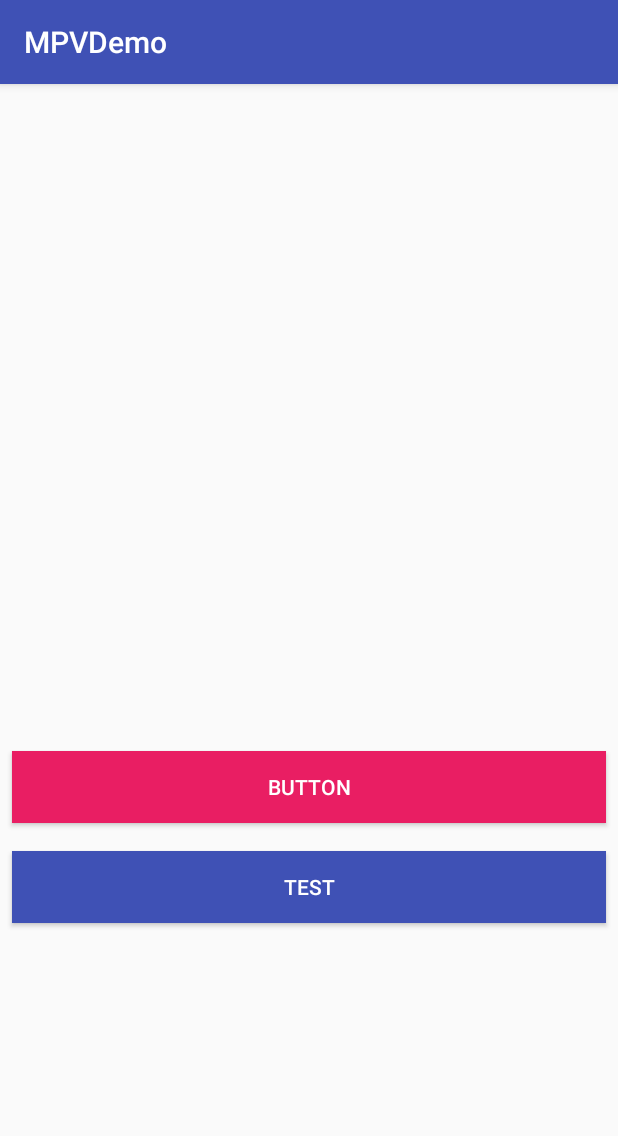
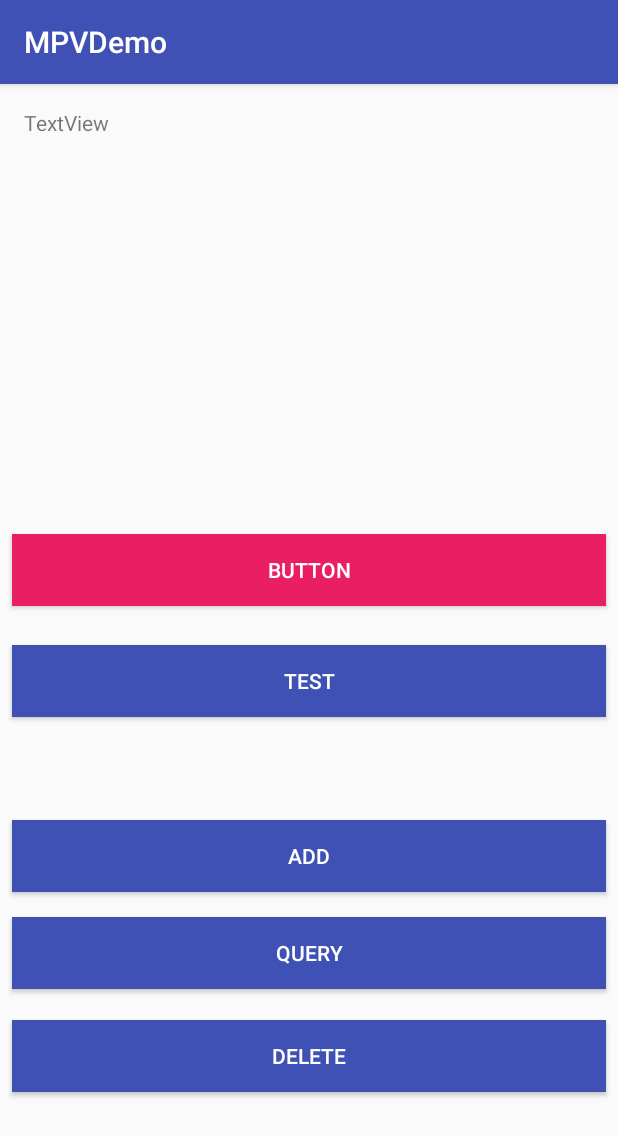
Before and after one commit to fylder/Book, an Android app: the BookActivity screen opened directly, with no data from a screen before it, on a phone screen of 412 x 824 dp. Shown: the top 1136 px of the screen. Run offline under Robolectric (Android 15) with nearby library versions, the phone set to English and light mode, and no system bars; our stand-ins replace ButterKnife; libraries missing offline, so code that uses them is left out: com.alibaba.android, com.orhanobut.logger, com.roger.catloadinglibrary, com.tbruyelle.rxpermissions2, com.trello.rxlifecycle2; 1 statement that could not run was skipped.

```diff
--- a/app/src/main/java/fylder/book/demo/BookActivity.kt
+++ b/app/src/main/java/fylder/book/demo/BookActivity.kt
@@ -5,8 +5,8 @@ import com.alibaba.android.arouter.facade.annotation.Route
 import com.alibaba.android.arouter.launcher.ARouter
 import com.trello.rxlifecycle2.components.support.RxAppCompatActivity
 import fylder.book.demo.di.component.DaggerBookComponent
-import fylder.book.demo.mpv.contract.BookContract
-import fylder.book.demo.mpv.presenter.BookPresenter
+import fylder.book.demo.mvp.contract.BookContract
+import fylder.book.demo.mvp.presenter.BookPresenter
 import fylder.book.lib.app.BaseApplication
 import fylder.book.lib.base.BaseActivity
 import fylder.book.lib.config.router.RouterConfig
@@ -21,18 +21,21 @@ class BookActivity : BaseActivity<BookPresenter>(), BookContract.View {
 
     override fun initViews() {
         DaggerBookComponent.builder()
-            .appComponent(BaseApplication.instance.component)
-            .view(this)
-            .build()
-            .inject(this)
+                .appComponent(BaseApplication.instance.component)
+                .view(this)
+                .build()
+                .inject(this)
 
         book_btn.setOnClickListener {
             mPresenter.http()
         }
         book_test_btn.setOnClickListener {
             ARouter.getInstance().build(RouterConfig.USER_LOGIN)
-                .navigation(this)
+                    .navigation(this)
         }
+        book_add_btn.setOnClickListener { mPresenter.add() }
+        book_query_btn.setOnClickListener { mPresenter.query() }
+        book_delete_btn.setOnClickListener { mPresenter.delete() }
     }
 
     override fun loadData() {
@@ -60,4 +63,8 @@ class BookActivity : BaseActivity<BookPresenter>(), BookContract.View {
 
         Toast.makeText(this, msg, Toast.LENGTH_SHORT).show()
     }
+
+    override fun queryContent(content: String) {
+        book_text.text = content
+    }
 }
--- a/app/src/main/java/fylder/book/demo/di/component/BookComponent.kt
+++ b/app/src/main/java/fylder/book/demo/di/component/BookComponent.kt
@@ -4,7 +4,7 @@ import dagger.BindsInstance
 import dagger.Component
 import fylder.book.demo.BookActivity
 import fylder.book.demo.di.moudle.BookModule
-import fylder.book.demo.mpv.contract.BookContract
+import fylder.book.demo.mvp.contract.BookContract
 import fylder.book.lib.di.AppComponent
 import fylder.book.lib.di.common.CommonModule
 import fylder.book.lib.di.common.RetrofitModule
--- a/app/src/main/java/fylder/book/demo/di/moudle/BookModule.kt
+++ b/app/src/main/java/fylder/book/demo/di/moudle/BookModule.kt
@@ -1,8 +1,14 @@
 package fylder.book.demo.di.moudle
 
 import dagger.Module
+import dagger.Provides
+import fylder.book.lib.db.BookRepository
 
 @Module
 class BookModule {
 
+    @Provides
+    fun provideBookRepository(): BookRepository {
+        return BookRepository()
+    }
 }
--- a/app/src/main/java/fylder/book/demo/mpv/contract/BookContract.kt
+++ b/app/src/main/java/fylder/book/demo/mvp/contract/BookContract.kt
@@ -1,4 +1,4 @@
-package fylder.book.demo.mpv.contract
+package fylder.book.demo.mvp.contract
 
 import com.trello.rxlifecycle2.components.support.RxAppCompatActivity
 import fylder.book.lib.base.BaseView
@@ -13,5 +13,7 @@ interface BookContract {
 
         fun error(msg: String)
 
+        fun queryContent(content:String)
+
     }
 }
--- a/app/src/main/res/layout/activity_book.xml
+++ b/app/src/main/res/layout/activity_book.xml
@@ -1,6 +1,5 @@
 <?xml version="1.0" encoding="utf-8"?>
-<android.support.constraint.ConstraintLayout
-        xmlns:android="http://schemas.android.com/apk/res/android"
+<android.support.constraint.ConstraintLayout xmlns:android="http://schemas.android.com/apk/res/android"
     xmlns:app="http://schemas.android.com/apk/res-auto"
     xmlns:tools="http://schemas.android.com/tools"
     android:layout_width="match_parent"
@@ -22,9 +21,10 @@
         android:textColor="@android:color/white"
         app:layout_constraintBottom_toBottomOf="parent"
         app:layout_constraintEnd_toEndOf="parent"
+        app:layout_constraintHorizontal_bias="0.0"
         app:layout_constraintStart_toStartOf="parent"
-            app:layout_constraintTop_toTopOf="parent" app:layout_constraintHorizontal_bias="1.0"
-            app:layout_constraintVertical_bias="0.62"/>
+        app:layout_constraintTop_toTopOf="parent"
+        app:layout_constraintVertical_bias="0.415" />
 
     <Button
         android:id="@+id/book_test_btn"
@@ -41,7 +41,83 @@
         android:textColor="@android:color/white"
         app:layout_constraintBottom_toBottomOf="parent"
         app:layout_constraintEnd_toEndOf="parent"
+        app:layout_constraintHorizontal_bias="0.0"
         app:layout_constraintStart_toStartOf="parent"
+        app:layout_constraintTop_toBottomOf="@+id/book_btn"
+        app:layout_constraintVertical_bias="0.05" />
+
+    <Button
+        android:id="@+id/book_add_btn"
+        android:layout_width="match_parent"
+        android:layout_height="wrap_content"
+        android:layout_marginStart="8dp"
+        android:layout_marginLeft="8dp"
+        android:layout_marginTop="8dp"
+        android:layout_marginEnd="8dp"
+        android:layout_marginRight="8dp"
+        android:layout_marginBottom="8dp"
+        android:background="@color/colorPrimary"
+        android:text="add"
+        android:textColor="@android:color/white"
+        app:layout_constraintBottom_toBottomOf="parent"
+        app:layout_constraintEnd_toEndOf="parent"
+        app:layout_constraintHorizontal_bias="1.0"
+        app:layout_constraintStart_toStartOf="parent"
+        app:layout_constraintTop_toBottomOf="@+id/book_test_btn"
+        app:layout_constraintVertical_bias="0.214" />
+
+    <Button
+        android:id="@+id/book_query_btn"
+        android:layout_width="match_parent"
+        android:layout_height="wrap_content"
+        android:layout_marginStart="8dp"
+        android:layout_marginLeft="8dp"
+        android:layout_marginTop="8dp"
+        android:layout_marginEnd="8dp"
+        android:layout_marginRight="8dp"
+        android:layout_marginBottom="8dp"
+        android:background="@color/colorPrimary"
+        android:text="query"
+        android:textColor="@android:color/white"
+        app:layout_constraintBottom_toBottomOf="parent"
+        app:layout_constraintEnd_toEndOf="parent"
         app:layout_constraintHorizontal_bias="0.0"
-            app:layout_constraintVertical_bias="0.05" app:layout_constraintTop_toBottomOf="@+id/book_btn"/>
+        app:layout_constraintStart_toStartOf="parent"
+        app:layout_constraintTop_toBottomOf="@+id/book_add_btn"
+        app:layout_constraintVertical_bias="0.053" />
+
+    <Button
+        android:id="@+id/book_delete_btn"
+        android:layout_width="match_parent"
+        android:layout_height="wrap_content"
+        android:layout_marginStart="8dp"
+        android:layout_marginLeft="8dp"
+        android:layout_marginTop="8dp"
+        android:layout_marginEnd="8dp"
+        android:layout_marginRight="8dp"
+        android:layout_marginBottom="8dp"
+        android:background="@color/colorPrimary"
+        android:text="delete"
+        android:textColor="@android:color/white"
+        app:layout_constraintBottom_toBottomOf="parent"
+        app:layout_constraintEnd_toEndOf="parent"
+        app:layout_constraintHorizontal_bias="0.0"
+        app:layout_constraintStart_toStartOf="parent"
+        app:layout_constraintTop_toBottomOf="@+id/book_query_btn"
+        app:layout_constraintVertical_bias="0.129" />
+
+    <TextView
+        android:id="@+id/book_text"
+        android:layout_width="wrap_content"
+        android:layout_height="wrap_content"
+        android:layout_marginStart="8dp"
+        android:layout_marginLeft="8dp"
+        android:layout_marginTop="16dp"
+        android:layout_marginEnd="8dp"
+        android:layout_marginRight="8dp"
+        android:text="TextView"
+        app:layout_constraintEnd_toEndOf="parent"
+        app:layout_constraintHorizontal_bias="0.023"
+        app:layout_constraintStart_toStartOf="parent"
+        app:layout_constraintTop_toTopOf="parent" />
 </android.support.constraint.ConstraintLayout>
--- a/build.gradle
+++ b/build.gradle
@@ -12,6 +12,7 @@ buildscript {
         classpath 'com.android.tools.build:gradle:3.3.1'
         classpath "org.jetbrains.kotlin:kotlin-gradle-plugin:$kotlin_version"
         classpath "com.jakewharton:butterknife-gradle-plugin:10.1.0"
+        classpath 'org.greenrobot:greendao-gradle-plugin:3.2.2'
         // NOTE: Do not place your application dependencies here; they belong
         // in the individual module build.gradle files
     }
--- a/config.gradle
+++ b/config.gradle
@@ -27,7 +27,8 @@ ext {
             catloadingVersion       : "1.0.4",
             arouterApiVersion       : "1.4.1",
             arouterCompilerVersion  : "1.2.2",
-            okhttpVersion           : "3.12.0"
+            okhttpVersion           : "3.12.0",
+            greendaoVersion            : "3.2.2"
     ]
 
     dependencies = [
@@ -85,6 +86,7 @@ ext {
             "dagger2-android-processor"     : "com.google.dagger:dagger-android-processor:${version.dagger2SdkVersion}",
             "androideventbus"               : "org.simple:androideventbus:1.0.5.1",
             "eventbus"                      : "org.greenrobot:eventbus:3.1.1",
+            "greendao"                      : "org.greenrobot:greendao:${version.greendaoVersion}",
             "otto"                          : "com.squareup:otto:1.3.8",
             "gson"                          : "com.google.code.gson:gson:2.8.5",
             "multidex"                      : "com.android.support:multidex:1.0.3",
--- a/lib/libapp/src/main/java/fylder/book/lib/di/AppModule.kt
+++ b/lib/libapp/src/main/java/fylder/book/lib/di/AppModule.kt
@@ -1,6 +1,5 @@
 package fylder.book.lib.di
 
-import com.roger.catloadinglibrary.CatLoadingView
 import dagger.Module
 import dagger.Provides
 import fylder.book.lib.app.BaseApplication
```
Also changed, not shown: app/src/main/java/fylder/book/demo/mpv/presenter/BookPresenter.kt (deleted, +0 -46 lines), app/src/main/java/fylder/book/demo/mvp/presenter/BookPresenter.kt (added, +79 -0 lines), lib/libapp/build.gradle (+16 -12 lines), lib/libapp/src/main/java/fylder/book/lib/db/BookRepository.kt (added, +90 -0 lines), lib/libapp/src/main/java/fylder/book/lib/db/entity/Book.java (added, +59 -0 lines), lib/libapp/src/main/java/fylder/book/lib/db/upgrade/GreenDaoDBHelper.kt (added, +80 -0 lines), lib/libapp/src/main/java/fylder/book/lib/db/upgrade/HMROpenHelper.kt (added, +19 -0 lines), lib/libapp/src/main/java/fylder/book/lib/db/upgrade/MigrationHelper.java (added, +184 -0 lines), 1 other file. Lines whose indentation alone changed are shown as unchanged.
